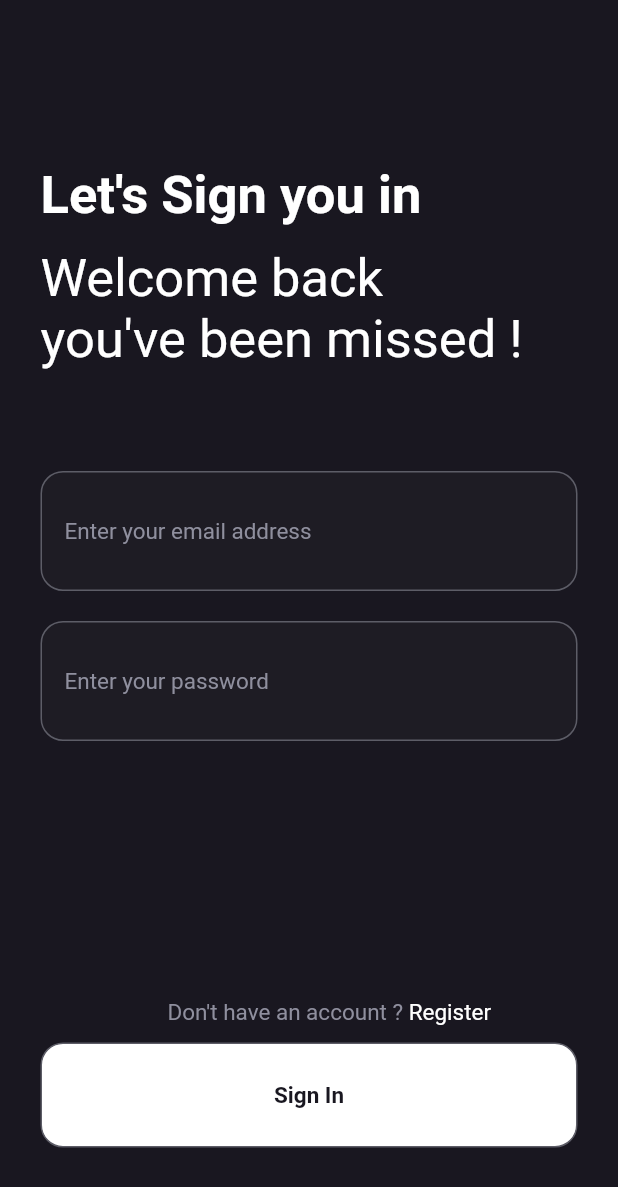
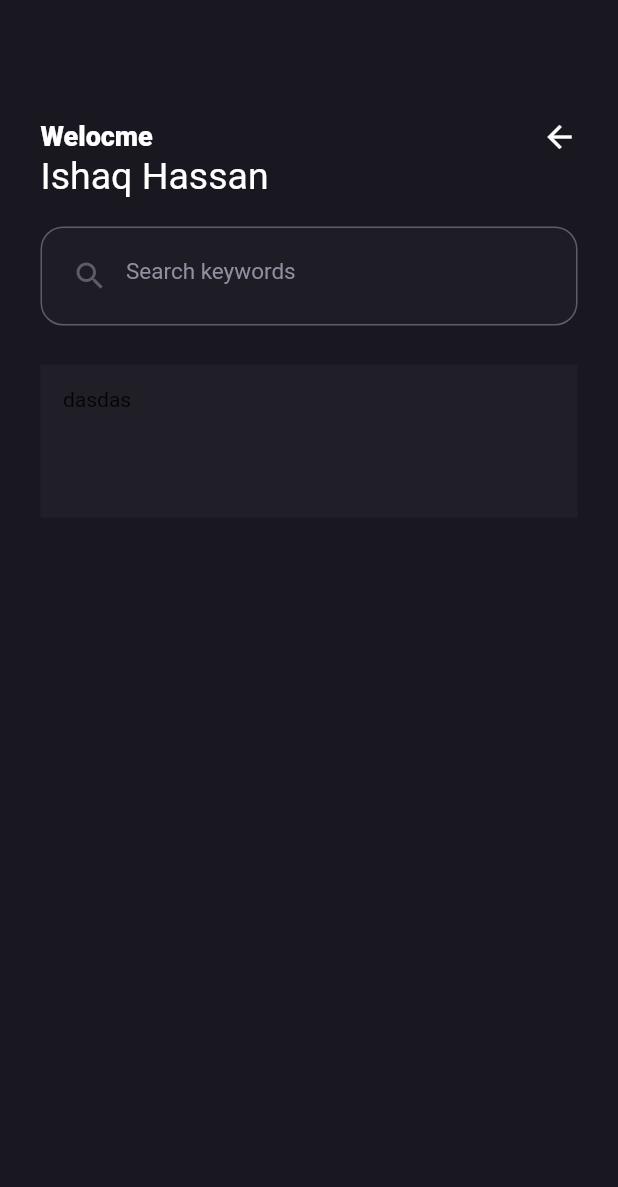
Before and after one commit to m-ammar-p/Flutter-Course-Assignment, a Flutter app: the SignIn screen opened directly, after a tap on "Sign In", on a phone screen of 412 x 824 dp. Shown: the top 1187 px of the screen. Run offline on Flutter 3.47's test engine with Material 2 defaults, Android fonts, the phone set to English and light mode, and no system bars.

Commit message:
Working on JobListing Screen initial work done

```diff
--- a/Assignment 1/job_posting_app/lib/appButton.dart
+++ /dev/null
@@ -1,37 +0,0 @@
-import 'package:flutter/material.dart';
-
-class AppButton extends StatelessWidget {
-  const AppButton({Key? key, required this.label, required this.onPress}) : super(key: key);
-  final String label;
-  final GestureTapCallback onPress;
-
-  @override
-  Widget build(BuildContext context) {
-    return Row(
-      children: [
-
-        Expanded(
-          child: Container(
-            alignment: Alignment.center,
-            margin: const EdgeInsets.only(right: 27,bottom: 59), // 590
-            padding: const EdgeInsets.all(25),
-            decoration: BoxDecoration(
-              color: Colors.white,
-              border: Border.all(color: const Color(0xFF5D5D67), width:1),
-              borderRadius: BorderRadius.circular(15),
-            ),
-            child: GestureDetector(
-              onTap: onPress,
-                child: Text(label, style: TextStyle(
-                  color: Color(0xFF191720),
-                  fontSize: 15,
-                  fontWeight: FontWeight.bold,
-                ),
-                ),
-              ),
-          ),
-        ),
-      ], // children
-    );
-  } // build
-} // End of AppButton Class
--- /dev/null
+++ b/Assignment 1/job_posting_app/lib/components/appButton.dart
@@ -0,0 +1,40 @@
+import 'package:flutter/material.dart';
+
+class AppButton extends StatelessWidget {
+  const AppButton({Key? key, required this.label, required this.onPress})
+      : super(key: key);
+  final String label;
+  final GestureTapCallback onPress;
+
+  @override
+  Widget build(BuildContext context) {
+    return Row(
+      children: [
+        Expanded(
+          child: GestureDetector(
+            onTap: onPress,
+            child: Container(
+              alignment: Alignment.center,
+              margin: const EdgeInsets.only(right: 27, bottom: 59),
+              // 590
+              padding: const EdgeInsets.all(25),
+              decoration: BoxDecoration(
+                color: Colors.white,
+                border: Border.all(color: const Color(0xFF5D5D67), width: 1),
+                borderRadius: BorderRadius.circular(15),
+              ),
+              child: Text(
+                label,
+                style: TextStyle(
+                  color: Color(0xFF191720),
+                  fontSize: 15,
+                  fontWeight: FontWeight.bold,
+                ),
+              ),
+            ),
+          ),
+        ),
+      ], // children
+    );
+  } // build
+} // End of AppButton Class
--- /dev/null
+++ b/Assignment 1/job_posting_app/lib/components/appTextField.dart
@@ -0,0 +1,28 @@
+import 'package:flutter/material.dart';
+
+class AppTextField extends StatelessWidget {
+  final String placeholder;
+
+  const AppTextField({Key? key, required this.placeholder}) : super(key: key);
+
+  @override
+  Widget build(BuildContext context) {
+    return Container(
+      margin: const EdgeInsets.only(top: 20,right: 27),
+      padding: const EdgeInsets.all(15),
+      decoration: BoxDecoration(
+        color: const Color(0xFF1E1C24),
+        border: Border.all(color: const Color(0xFF5D5D67), width:1),
+        borderRadius: BorderRadius.circular(15),
+      ),
+      child: TextField(
+        style: const TextStyle(color: Colors.white, fontSize: 15),
+        decoration: InputDecoration(
+          hintText: placeholder,
+          hintStyle: const TextStyle(color: Color(0xFF8F8F9E), fontSize: 15,),
+          border: InputBorder.none,
+        ),
+      ),
+    );
+  } // build
+} // End of AppTextField Class
--- /dev/null
+++ b/Assignment 1/job_posting_app/lib/components/jobListingContainer.dart
@@ -0,0 +1,18 @@
+import 'package:flutter/material.dart';
+
+class JobListingContainer extends StatelessWidget {
+
+  @override
+  Widget build(BuildContext context) {
+    return Container(
+        height: 102,
+        padding: const EdgeInsets.all(15),
+        decoration: BoxDecoration(
+          color: const Color(0xFF201E27),
+        ),
+      child: Text(
+        "dasdas"
+      )
+    );
+  } // build
+} // End of JobListingContainer Class
--- a/Assignment 1/job_posting_app/lib/appTextField.dart
+++ b/Assignment 1/job_posting_app/lib/components/searchTextField.dart
@@ -1,15 +1,15 @@
 import 'package:flutter/material.dart';
 
-class AppTextField extends StatelessWidget {
+class SearchTextField extends StatelessWidget {
   final String placeholder;
 
-  const AppTextField({Key? key, required this.placeholder}) : super(key: key);
+  const SearchTextField({Key? key, required this.placeholder}) : super(key: key);
 
   @override
   Widget build(BuildContext context) {
     return Container(
-      margin: const EdgeInsets.only(top: 20,right: 27),
-      padding: const EdgeInsets.all(15),
+      margin: const EdgeInsets.only(top: 19),
+      padding: const EdgeInsets.all(8),
       decoration: BoxDecoration(
         color: const Color(0xFF1E1C24),
         border: Border.all(color: const Color(0xFF5D5D67), width:1),
@@ -18,11 +18,12 @@ class AppTextField extends StatelessWidget {
       child: TextField(
         style: const TextStyle(color: Colors.white, fontSize: 15),
         decoration: InputDecoration(
+          prefixIcon: Icon(Icons.search_sharp, color: Color(0xFF5D5D67),),
           hintText: placeholder,
           hintStyle: const TextStyle(color: Color(0xFF8F8F9E), fontSize: 15,),
           border: InputBorder.none,
         ),
       ),
     );
-  }
-}
+  } // build
+} // End of SearchTextField Class
--- a/Assignment 1/job_posting_app/lib/main.dart
+++ b/Assignment 1/job_posting_app/lib/main.dart
@@ -1,4 +1,5 @@
 import 'package:flutter/material.dart';
+import 'package:job_posting_app/screens/jobListing.dart';
 import 'package:job_posting_app/screens/signUp.dart';
 
 void main() {
@@ -12,7 +13,7 @@ class MyApp extends StatelessWidget {
   Widget build(BuildContext context) {
 
     return MaterialApp(
-      home: SignUp(),
+      home: JobListing(),
       debugShowCheckedModeBanner: false,
     );
   } // build
--- /dev/null
+++ b/Assignment 1/job_posting_app/lib/screens/jobListing.dart
@@ -0,0 +1,57 @@
+import 'package:flutter/cupertino.dart';
+import 'package:flutter/material.dart';
+import 'package:job_posting_app/components/jobListingContainer.dart';
+import 'package:job_posting_app/components/searchTextField.dart';
+
+class JobListing extends StatelessWidget {
+
+  @override
+  Widget build(BuildContext context) {
+    return Scaffold(
+      backgroundColor: const Color(0xFF191720),
+
+      body: Padding(
+        padding: const EdgeInsets.only(top: 79, left: 27,right: 27),
+        child: Column(
+          crossAxisAlignment: CrossAxisAlignment.start,
+          children: [
+            Row(
+              children: [
+                Text(
+                  "Welocme",
+                  style: TextStyle(
+                    color: Colors.white,
+                    fontWeight: FontWeight.w900,
+                    fontSize: 18,
+                  ),
+                ),
+                Spacer(),
+                Icon(Icons.arrow_back_sharp, color: Colors.white,)
+              ],
+            ),
+            Text(
+              "Ishaq Hassan",
+              style: TextStyle(
+                color: Colors.white, fontSize: 25, fontWeight: FontWeight.normal,
+              ),
+            ),
+            SearchTextField(placeholder: "Search keywords"),
+
+            SizedBox(height: 26),
+
+            Expanded(child:ListView(
+                children: <Widget>[
+                  JobListingContainer(),
+
+                ],
+              ),
+            ),
+          ],
+        ),
+
+      ),
+
+
+    );
+  } // build
+} // End of JobListing Class
--- a/Assignment 1/job_posting_app/lib/screens/signIn.dart
+++ b/Assignment 1/job_posting_app/lib/screens/signIn.dart
@@ -1,7 +1,8 @@
 import 'package:flutter/material.dart';
+import 'package:job_posting_app/screens/jobListing.dart';
 import 'package:job_posting_app/screens/signUp.dart';
-import '../appButton.dart';
-import '../appTextField.dart';
+import '../components/appButton.dart';
+import '../components/appTextField.dart';
 
 class SignIn extends StatelessWidget {
 
@@ -50,8 +51,11 @@ class SignIn extends StatelessWidget {
             ),
 
             SizedBox(height: 11),
-            AppButton(label: "Sign In", onPress: SignUpPress)
-
+            AppButton(label: "Sign In", onPress: (){
+              Navigator.of(context).push(
+                  MaterialPageRoute(builder: (_) => JobListing())
+              );
+            }),
 
           ], // children
         ),
@@ -59,7 +63,12 @@ class SignIn extends StatelessWidget {
     );
   } // build
 
-  void SignUpPress(){
 
-  } // End of SignUpPress
+  //  void SignInPress(){
+  //     print("hi");
+  //     Navigator.of(context).push(
+  //         MaterialPageRoute(builder: (_) => SignUp())
+  //     );
+  // } // End of SignUpPress
+
 } // end of SignIn Class
--- a/Assignment 1/job_posting_app/lib/screens/signUp.dart
+++ b/Assignment 1/job_posting_app/lib/screens/signUp.dart
@@ -1,7 +1,7 @@
 import 'package:flutter/material.dart';
 import 'package:job_posting_app/screens/signIn.dart';
-import '../appButton.dart';
-import '../appTextField.dart';
+import '../components/appButton.dart';
+import '../components/appTextField.dart';
 
 class SignUp extends StatelessWidget {
 
```
